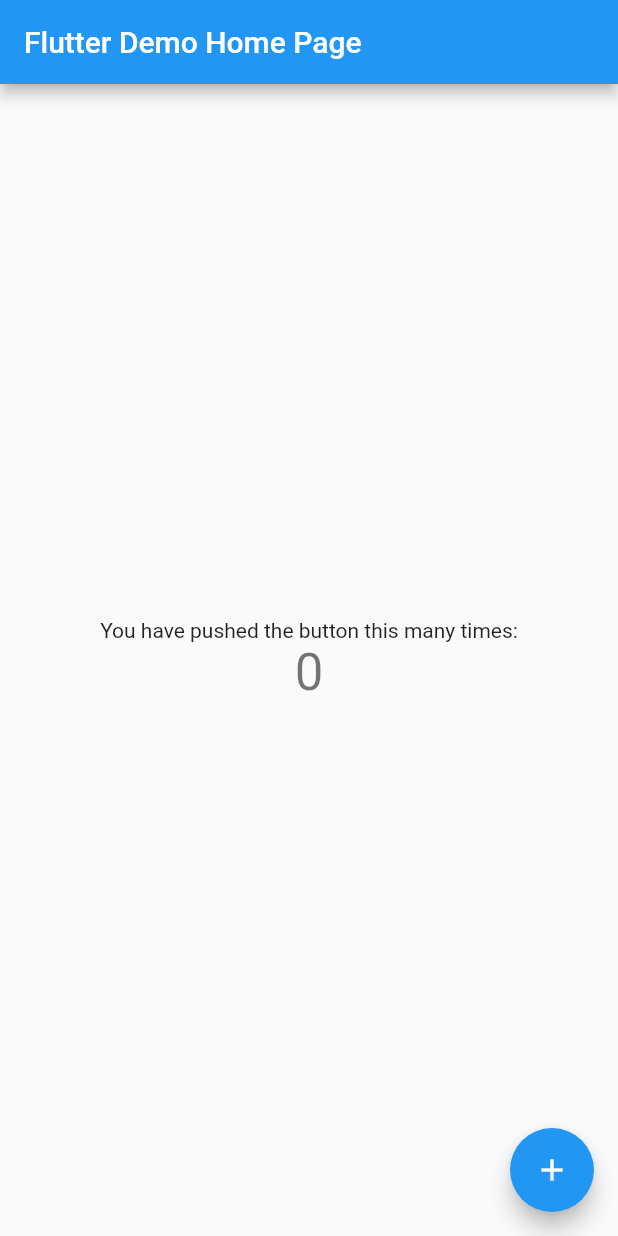
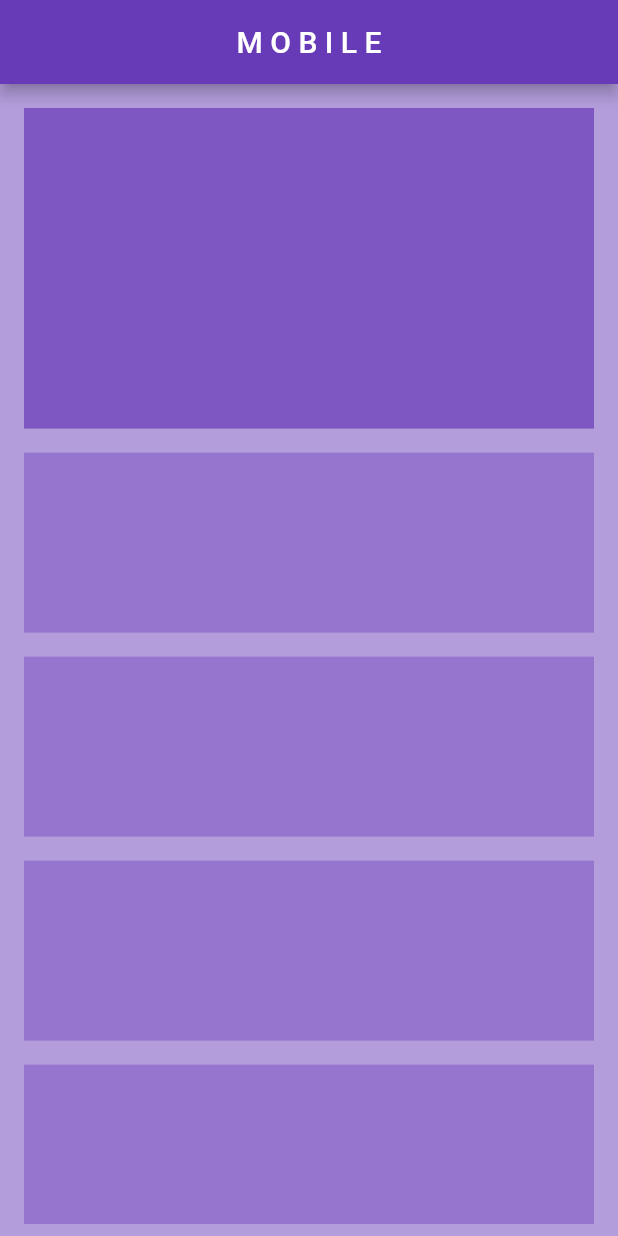
Before and after one commit to mehmetcannn0/responsive_design, a Flutter app: the screen it shows after launch, on a phone screen of 412 x 824 dp. Run offline on Flutter 3.47's test engine with Material 2 defaults, Android fonts, the phone set to English and light mode, and no system bars.

Commit message:
responsive layout tamamlandı

```diff
--- /dev/null
+++ b/lib/home_page.dart
@@ -0,0 +1,22 @@
+import 'package:flutter/material.dart';
+import 'package:responsive_design/responsive/desktop_body.dart';
+import 'package:responsive_design/responsive/mobile_body.dart';
+import 'package:responsive_design/responsive/responsive_layout.dart';
+
+class HomePage extends StatefulWidget {
+  const HomePage({super.key});
+  @override
+  State<HomePage> createState() => _HomePageState();
+}
+
+class _HomePageState extends State<HomePage> {
+  @override
+  Widget build(BuildContext context) {
+    return SafeArea(
+      child: Scaffold(
+        body: ResponsiveLayout(
+            mobileBody: MobileBody(), desktopBody: DesktopBody()),
+      ),
+    );
+  }
+}
--- a/lib/main.dart
+++ b/lib/main.dart
@@ -1,115 +1,18 @@
 import 'package:flutter/material.dart';
+import 'package:responsive_design/home_page.dart';
+
 // https://www.youtube.com/watch?v=MrPJBAOzKTQ&ab_channel=MitchKoko
 void main() {
-  runApp(const MyApp());
+  runApp(MyApp());
 }
 
 class MyApp extends StatelessWidget {
-  const MyApp({super.key});
-
-  // This widget is the root of your application.
   @override
   Widget build(BuildContext context) {
     return MaterialApp(
-      title: 'Flutter Demo',
-      theme: ThemeData(
-        // This is the theme of your application.
-        //
-        // Try running your application with "flutter run". You'll see the
-        // application has a blue toolbar. Then, without quitting the app, try
-        // changing the primarySwatch below to Colors.green and then invoke
-        // "hot reload" (press "r" in the console where you ran "flutter run",
-        // or simply save your changes to "hot reload" in a Flutter IDE).
-        // Notice that the counter didn't reset back to zero; the application
-        // is not restarted.
-        primarySwatch: Colors.blue,
-      ),
-      home: const MyHomePage(title: 'Flutter Demo Home Page'),
+      debugShowCheckedModeBanner: false,
+      home: HomePage(),
+      theme: ThemeData(primarySwatch: Colors.deepPurple),
     );
   }
 }
-
-class MyHomePage extends StatefulWidget {
-  const MyHomePage({super.key, required this.title});
-
-  // This widget is the home page of your application. It is stateful, meaning
-  // that it has a State object (defined below) that contains fields that affect
-  // how it looks.
-
-  // This class is the configuration for the state. It holds the values (in this
-  // case the title) provided by the parent (in this case the App widget) and
-  // used by the build method of the State. Fields in a Widget subclass are
-  // always marked "final".
-
-  final String title;
-
-  @override
-  State<MyHomePage> createState() => _MyHomePageState();
-}
-
-class _MyHomePageState extends State<MyHomePage> {
-  int _counter = 0;
-
-  void _incrementCounter() {
-    setState(() {
-      // This call to setState tells the Flutter framework that something has
-      // changed in this State, which causes it to rerun the build method below
-      // so that the display can reflect the updated values. If we changed
-      // _counter without calling setState(), then the build method would not be
-      // called again, and so nothing would appear to happen.
-      _counter++;
-    });
-  }
-
-  @override
-  Widget build(BuildContext context) {
-    // This method is rerun every time setState is called, for instance as done
-    // by the _incrementCounter method above.
-    //
-    // The Flutter framework has been optimized to make rerunning build methods
-    // fast, so that you can just rebuild anything that needs updating rather
-    // than having to individually change instances of widgets.
-    return Scaffold(
-      appBar: AppBar(
-        // Here we take the value from the MyHomePage object that was created by
-        // the App.build method, and use it to set our appbar title.
-        title: Text(widget.title),
-      ),
-      body: Center(
-        // Center is a layout widget. It takes a single child and positions it
-        // in the middle of the parent.
-        child: Column(
-          // Column is also a layout widget. It takes a list of children and
-          // arranges them vertically. By default, it sizes itself to fit its
-          // children horizontally, and tries to be as tall as its parent.
-          //
-          // Invoke "debug painting" (press "p" in the console, choose the
-          // "Toggle Debug Paint" action from the Flutter Inspector in Android
-          // Studio, or the "Toggle Debug Paint" command in Visual Studio Code)
-          // to see the wireframe for each widget.
-          //
-          // Column has various properties to control how it sizes itself and
-          // how it positions its children. Here we use mainAxisAlignment to
-          // center the children vertically; the main axis here is the vertical
-          // axis because Columns are vertical (the cross axis would be
-          // horizontal).
-          mainAxisAlignment: MainAxisAlignment.center,
-          children: <Widget>[
-            const Text(
-              'You have pushed the button this many times:',
-            ),
-            Text(
-              '$_counter',
-              style: Theme.of(context).textTheme.headlineMedium,
-            ),
-          ],
-        ),
-      ),
-      floatingActionButton: FloatingActionButton(
-        onPressed: _incrementCounter,
-        tooltip: 'Increment',
-        child: const Icon(Icons.add),
-      ), // This trailing comma makes auto-formatting nicer for build methods.
-    );
-  }
-}
--- /dev/null
+++ b/lib/responsive/dimensions.dart
@@ -0,0 +1 @@
+const mobileWidth = 700;
--- /dev/null
+++ b/lib/responsive/mobile_body.dart
@@ -0,0 +1,49 @@
+import 'package:flutter/material.dart';
+
+class MobileBody extends StatelessWidget {
+  const MobileBody({super.key});
+  @override
+  Widget build(BuildContext context) {
+    return SafeArea(
+      child: Scaffold(
+          backgroundColor: Colors.deepPurple[200],
+          appBar: AppBar(
+            title: Text("M O B I L E"),
+            centerTitle: true,
+          ),
+          body: Padding(
+            padding: const EdgeInsets.all(8.0),
+            child: Column(
+              children: [
+                Padding(
+                  padding: const EdgeInsets.all(8.0),
+                  //AspectRatio. Child widget'ının yüksekliğini ve genişliğini oran olarak
+                  // belirleyebileceğiniz bir widget'dır.
+                  child: AspectRatio(
+                    aspectRatio: 16 / 9,
+                    child: Container(
+                      height: 250,
+                      color: Colors.deepPurple[400],
+                    ),
+                  ),
+                ),
+                Expanded(
+                  child: ListView.builder(
+                    itemCount: 8,
+                    itemBuilder: (BuildContext context, int index) {
+                      return Padding(
+                        padding: const EdgeInsets.all(8.0),
+                        child: Container(
+                          color: Colors.deepPurple[300],
+                          height: 120,
+                        ),
+                      );
+                    },
+                  ),
+                )
+              ],
+            ),
+          )),
+    );
+  }
+}
--- /dev/null
+++ b/lib/responsive/responsive_layout.dart
@@ -0,0 +1,23 @@
+import 'package:flutter/material.dart';
+
+class ResponsiveLayout extends StatelessWidget {
+  final Widget mobileBody;
+  final Widget desktopBody;
+
+  const ResponsiveLayout(
+      {super.key, required this.mobileBody, required this.desktopBody});
+  @override
+  Widget build(BuildContext context) {
+    return SafeArea(
+      child: LayoutBuilder(
+        builder: (BuildContext context, BoxConstraints constraints) {
+          if (constraints.maxWidth < 600) {
+            return mobileBody;
+          } else {
+            return desktopBody;
+          }
+        },
+      ),
+    );
+  }
+}
```
Also changed, not shown: lib/responsive/desktop_body.dart (added, +60 -0 lines).
